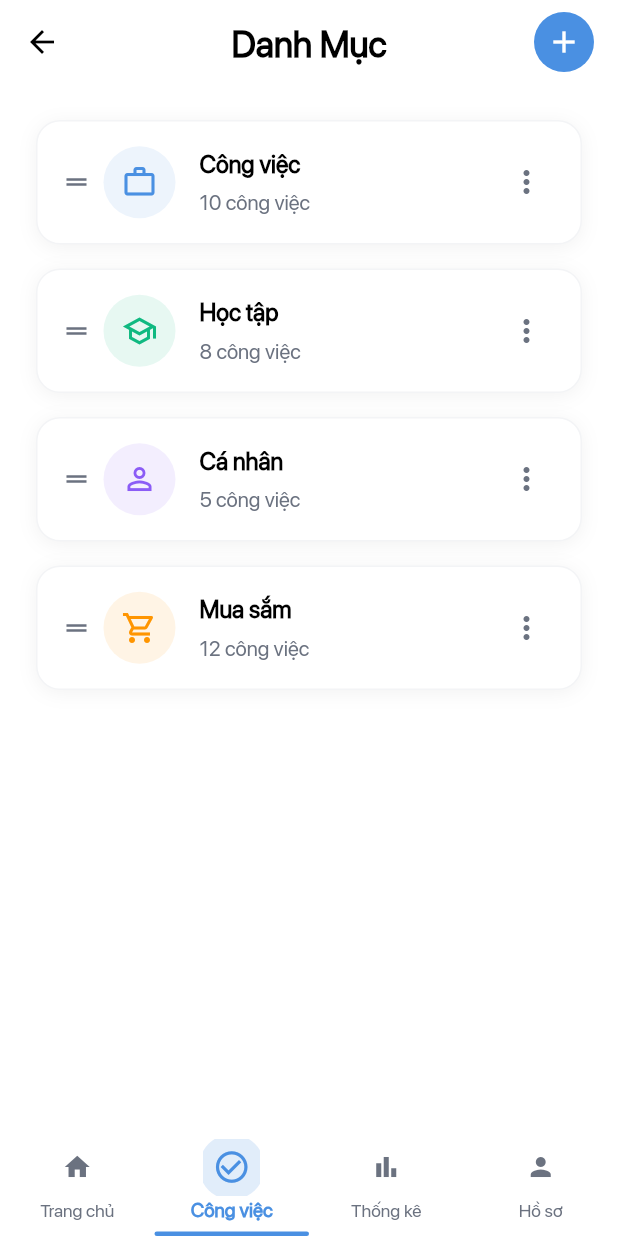
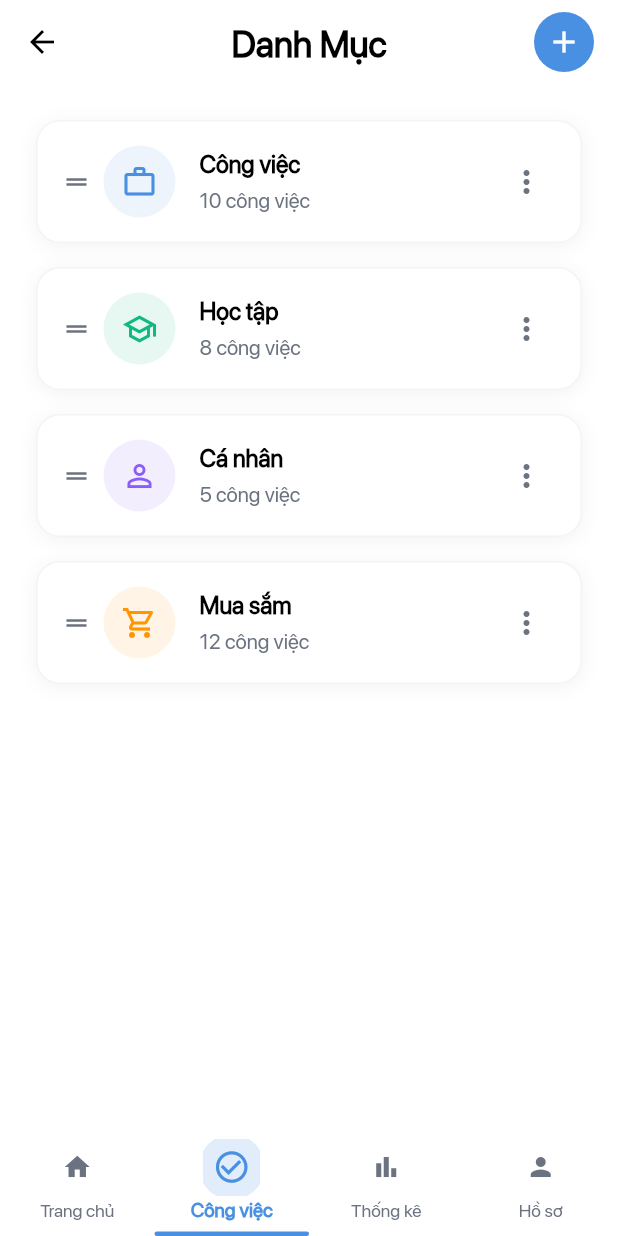
Before and after one commit to huynhkhuanit/task_management_app, a Flutter app: the CategoriesScreen screen opened directly, on a phone screen of 412 x 824 dp. Run offline on Flutter 3.47's test engine with Material 3 defaults, Android fonts, the phone set to English and light mode, and no system bars.

Commit message:
Improve layout and text handling in CategoriesScreen by adjusting main axis alignment, adding text overflow handling, and refining spacing for better UI presentation.

```diff
--- a/lib/screens/categories_screen.dart
+++ b/lib/screens/categories_screen.dart
@@ -318,7 +318,9 @@ class _CategoriesScreenState extends State<CategoriesScreen> {
                   // Category info
                   Expanded(
                     child: Column(
+                      mainAxisSize: MainAxisSize.min,
                       crossAxisAlignment: CrossAxisAlignment.start,
+                      mainAxisAlignment: MainAxisAlignment.center,
                       children: [
                         Text(
                           category.name,
@@ -327,14 +329,18 @@ class _CategoriesScreenState extends State<CategoriesScreen> {
                             weight: FontWeight.w600,
                             color: AppColors.black,
                           ),
+                          maxLines: 1,
+                          overflow: TextOverflow.ellipsis,
                         ),
-                        const SizedBox(height: 4),
+                        const SizedBox(height: 2),
                         Text(
                           '${category.taskCount} công việc',
                           style: R.styles.body(
                             size: 14,
                             color: AppColors.grey,
                           ),
+                          maxLines: 1,
+                          overflow: TextOverflow.ellipsis,
                         ),
                       ],
                     ),
```
